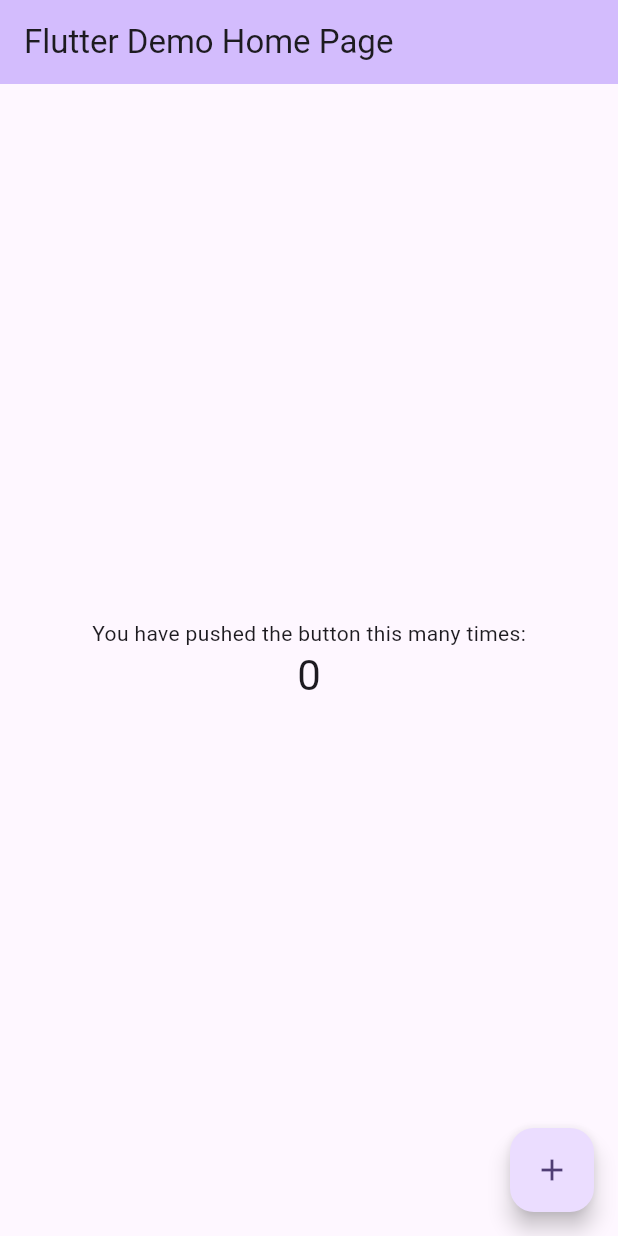
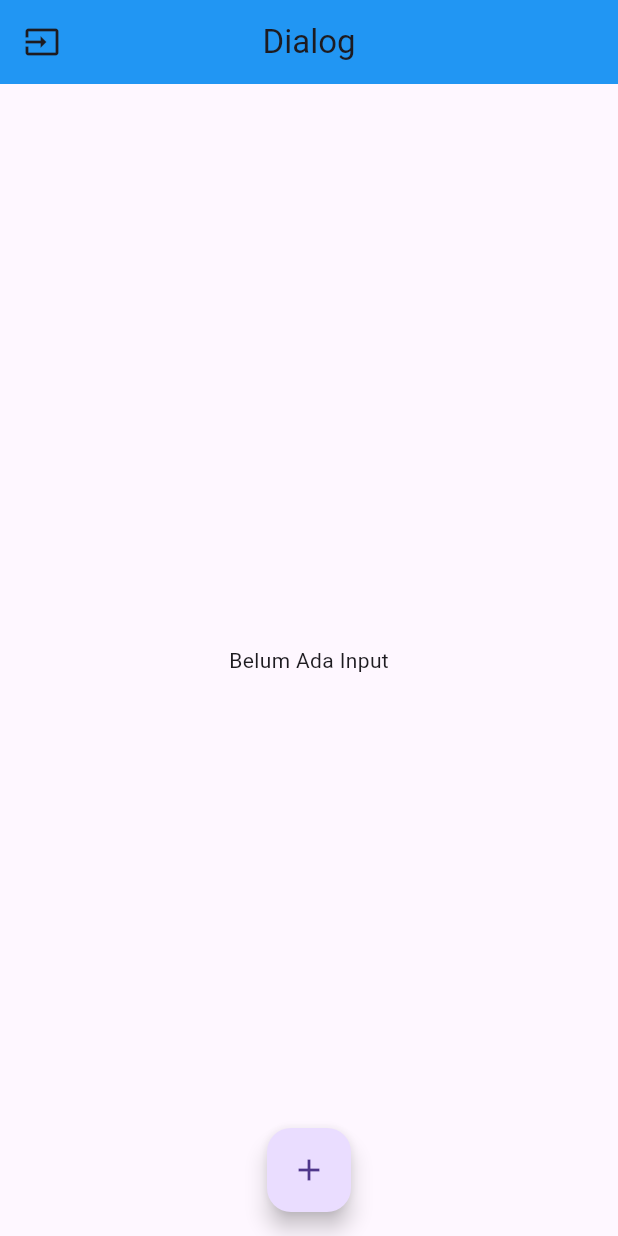
Before and after one commit to FaustaAkbar/learnFLutter1, a Flutter app: the screen it shows after launch, on a phone screen of 412 x 824 dp. Run offline on Flutter 3.47's test engine with Material 3 defaults, Android fonts, the phone set to English and light mode, and no system bars.

Commit message:
[dialogView] final result dialog view

```diff
--- /dev/null
+++ b/lib/Dialog.dart
@@ -0,0 +1,73 @@
+import 'package:flutter/material.dart';
+
+class MyHomepage extends StatefulWidget {
+  @override
+  State<MyHomepage> createState() => _MyHomepageState();
+}
+
+class _MyHomepageState extends State<MyHomepage> {
+  String tampil = "Belum Ada Input";
+
+  @override
+  Widget build(BuildContext context) {
+    // TODO: implement build
+    return Scaffold(
+      appBar: AppBar(
+        leading: IconButton(
+            onPressed: () {
+              setState(() {
+                tampil = "Sudah ada input";
+              });
+            },
+            icon: Icon(Icons.input)),
+        title: Text("Dialog"),
+        backgroundColor: Colors.blue,
+        centerTitle: true,
+      ),
+      body: Center(
+        child: Text(tampil),
+      ),
+      floatingActionButton: FloatingActionButton(
+        onPressed: () {
+          showDialog(
+              //Fungsi memunculkan dialog
+              context: context, //harus ada
+              builder: (context) {
+                //harus ada
+                return AlertDialog(
+                  //mengembalikan alert dialog
+                  title: Text(
+                    "Confirm Delete",
+                    style: TextStyle(color: Colors.red),
+                  ),
+                  content: Text("Are you sure to delete this item?"), //subtitle
+                  actions: [
+                    TextButton(
+                        //button txt
+                        onPressed: () {
+                          setState(() {
+                            tampil = "Order Confirm";
+                          });
+                          Navigator.of(context).pop(
+                              true); //agar ketika button di klik alert dialong hilang(dan mengembalikan nilai true, jika perlu)
+                        },
+                        child: Text("Yes")),
+                    TextButton(
+                        onPressed: () {
+                          setState(() {
+                            tampil = "Order Canceled";
+                          });
+                          Navigator.of(context).pop(false);
+                        },
+                        child: Text("No"))
+                  ],
+                );
+              }).then((value) => print(value)); //menerima inputan dari pop
+        },
+        child: Icon(Icons.add),
+      ),
+      floatingActionButtonLocation: FloatingActionButtonLocation
+          .centerFloat, //lokasi floating action button
+    );
+  }
+}
--- a/lib/main.dart
+++ b/lib/main.dart
@@ -1,125 +1,17 @@
 import 'package:flutter/material.dart';
+import 'Dialog.dart';
 
 void main() {
-  runApp(const MyApp());
+  runApp(MyApp());
 }
 
 class MyApp extends StatelessWidget {
-  const MyApp({super.key});
-
-  // This widget is the root of your application.
   @override
   Widget build(BuildContext context) {
+    // TODO: implement build
     return MaterialApp(
-      title: 'Flutter Demo',
-      theme: ThemeData(
-        // This is the theme of your application.
-        //
-        // TRY THIS: Try running your application with "flutter run". You'll see
-        // the application has a purple toolbar. Then, without quitting the app,
-        // try changing the seedColor in the colorScheme below to Colors.green
-        // and then invoke "hot reload" (save your changes or press the "hot
-        // reload" button in a Flutter-supported IDE, or press "r" if you used
-        // the command line to start the app).
-        //
-        // Notice that the counter didn't reset back to zero; the application
-        // state is not lost during the reload. To reset the state, use hot
-        // restart instead.
-        //
-        // This works for code too, not just values: Most code changes can be
-        // tested with just a hot reload.
-        colorScheme: ColorScheme.fromSeed(seedColor: Colors.deepPurple),
-        useMaterial3: true,
-      ),
-      home: const MyHomePage(title: 'Flutter Demo Home Page'),
+      debugShowCheckedModeBanner: false,
+      home: MyHomepage(),
     );
   }
 }
-
-class MyHomePage extends StatefulWidget {
-  const MyHomePage({super.key, required this.title});
-
-  // This widget is the home page of your application. It is stateful, meaning
-  // that it has a State object (defined below) that contains fields that affect
-  // how it looks.
-
-  // This class is the configuration for the state. It holds the values (in this
-  // case the title) provided by the parent (in this case the App widget) and
-  // used by the build method of the State. Fields in a Widget subclass are
-  // always marked "final".
-
-  final String title;
-
-  @override
-  State<MyHomePage> createState() => _MyHomePageState();
-}
-
-class _MyHomePageState extends State<MyHomePage> {
-  int _counter = 0;
-
-  void _incrementCounter() {
-    setState(() {
-      // This call to setState tells the Flutter framework that something has
-      // changed in this State, which causes it to rerun the build method below
-      // so that the display can reflect the updated values. If we changed
-      // _counter without calling setState(), then the build method would not be
-      // called again, and so nothing would appear to happen.
-      _counter++;
-    });
-  }
-
-  @override
-  Widget build(BuildContext context) {
-    // This method is rerun every time setState is called, for instance as done
-    // by the _incrementCounter method above.
-    //
-    // The Flutter framework has been optimized to make rerunning build methods
-    // fast, so that you can just rebuild anything that needs updating rather
-    // than having to individually change instances of widgets.
-    return Scaffold(
-      appBar: AppBar(
-        // TRY THIS: Try changing the color here to a specific color (to
-        // Colors.amber, perhaps?) and trigger a hot reload to see the AppBar
-        // change color while the other colors stay the same.
-        backgroundColor: Theme.of(context).colorScheme.inversePrimary,
-        // Here we take the value from the MyHomePage object that was created by
-        // the App.build method, and use it to set our appbar title.
-        title: Text(widget.title),
-      ),
-      body: Center(
-        // Center is a layout widget. It takes a single child and positions it
-        // in the middle of the parent.
-        child: Column(
-          // Column is also a layout widget. It takes a list of children and
-          // arranges them vertically. By default, it sizes itself to fit its
-          // children horizontally, and tries to be as tall as its parent.
-          //
-          // Column has various properties to control how it sizes itself and
-          // how it positions its children. Here we use mainAxisAlignment to
-          // center the children vertically; the main axis here is the vertical
-          // axis because Columns are vertical (the cross axis would be
-          // horizontal).
-          //
-          // TRY THIS: Invoke "debug painting" (choose the "Toggle Debug Paint"
-          // action in the IDE, or press "p" in the console), to see the
-          // wireframe for each widget.
-          mainAxisAlignment: MainAxisAlignment.center,
-          children: <Widget>[
-            const Text(
-              'You have pushed the button this many times:',
-            ),
-            Text(
-              '$_counter',
-              style: Theme.of(context).textTheme.headlineMedium,
-            ),
-          ],
-        ),
-      ),
-      floatingActionButton: FloatingActionButton(
-        onPressed: _incrementCounter,
-        tooltip: 'Increment',
-        child: const Icon(Icons.add),
-      ), // This trailing comma makes auto-formatting nicer for build methods.
-    );
-  }
-}
```
